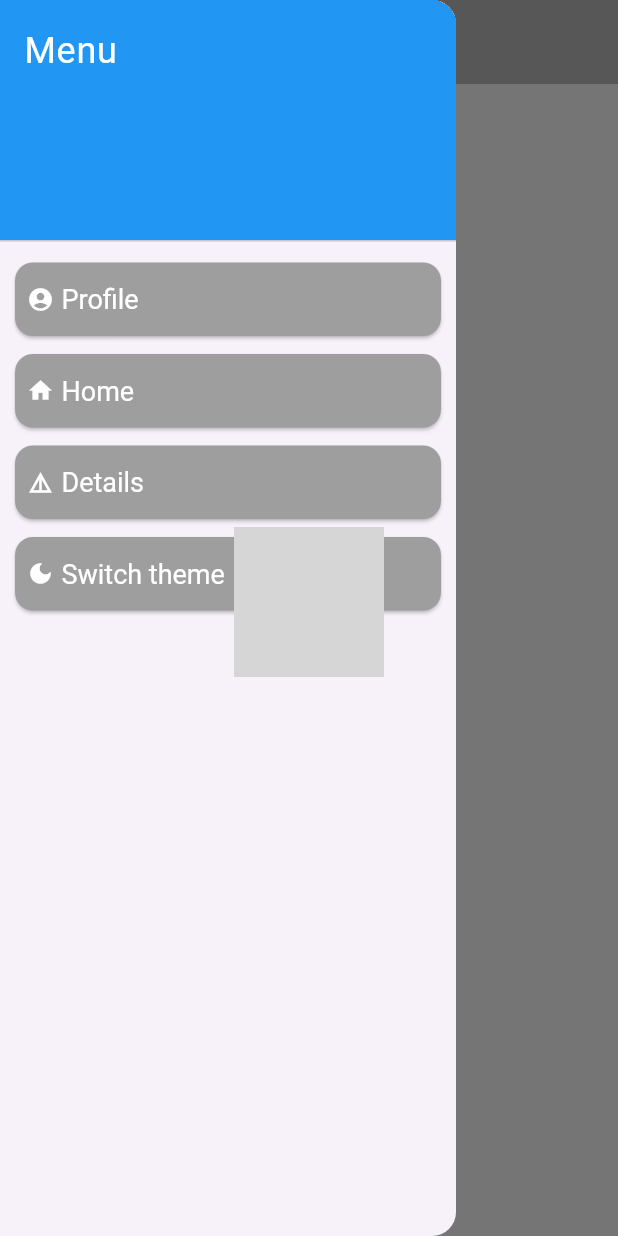
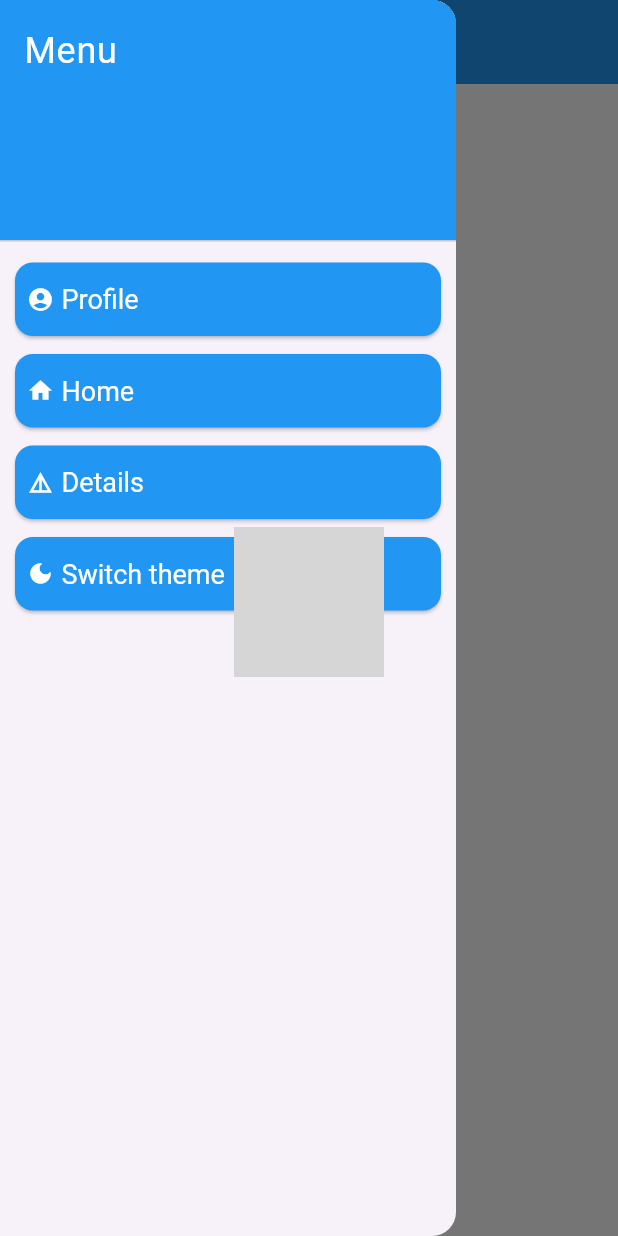
Before and after one commit to nakito-own/Lifeguard-app, a Flutter app: the ProfileScreen screen opened by its route, with the side drawer open, on a phone screen of 412 x 824 dp. Run offline on Flutter 3.47's test engine with Material 3 defaults, Android fonts, the light colour scheme and no system bars; our stand-ins replace shared_preferences; accounts and stored records are empty; network calls fail; grey boxes are pictures that could not be loaded.

Commit message:
Bug fix))

```diff
--- a/lib/styles/themes/app_light_theme.dart
+++ b/lib/styles/themes/app_light_theme.dart
@@ -6,7 +6,7 @@ class AppLightTheme {
     primaryColor: Colors.black,
     scaffoldBackgroundColor: Colors.white,
     appBarTheme: AppBarTheme(
-      color: Colors.grey[400],
+      color: Colors.blue,
       iconTheme: IconThemeData(color: Colors.white),
     ),
     textTheme: TextTheme(
--- a/lib/widgets/app_drawer.dart
+++ b/lib/widgets/app_drawer.dart
@@ -1,6 +1,5 @@
 import 'package:flutter/material.dart';
 import 'package:lifeguard/widgets/custom_drawer_button.dart';
-import '../styles/themes/app_dark_theme.dart';
 
 class AppDrawer extends StatelessWidget {
 
--- a/lib/widgets/custom_drawer_button.dart
+++ b/lib/widgets/custom_drawer_button.dart
@@ -15,7 +15,7 @@ class CustomDrawerButton extends StatelessWidget {
   Widget build(BuildContext context) {
 
     final isDarkTheme = Theme.of(context).brightness == Brightness.dark;
-    final buttonColor = isDarkTheme ? Colors.grey[800] : Colors.grey[500];
+    final buttonColor = isDarkTheme ? Colors.grey[800] : Colors.blue;
 
     return Container(
       margin: EdgeInsets.symmetric(horizontal: 10, vertical: 6),
```
